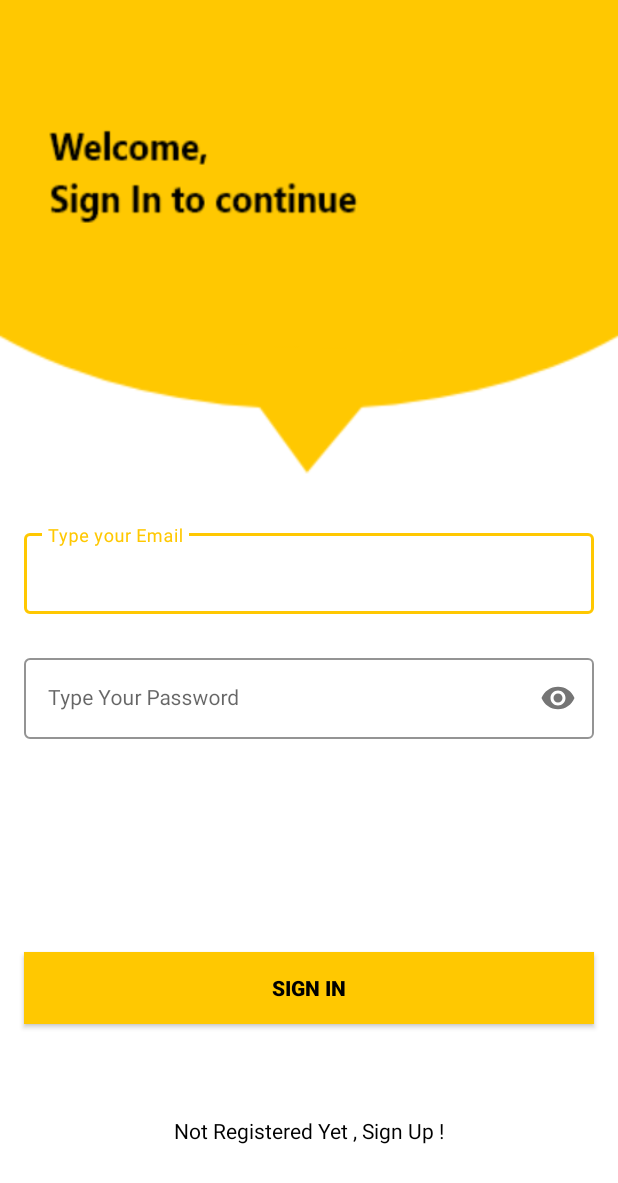
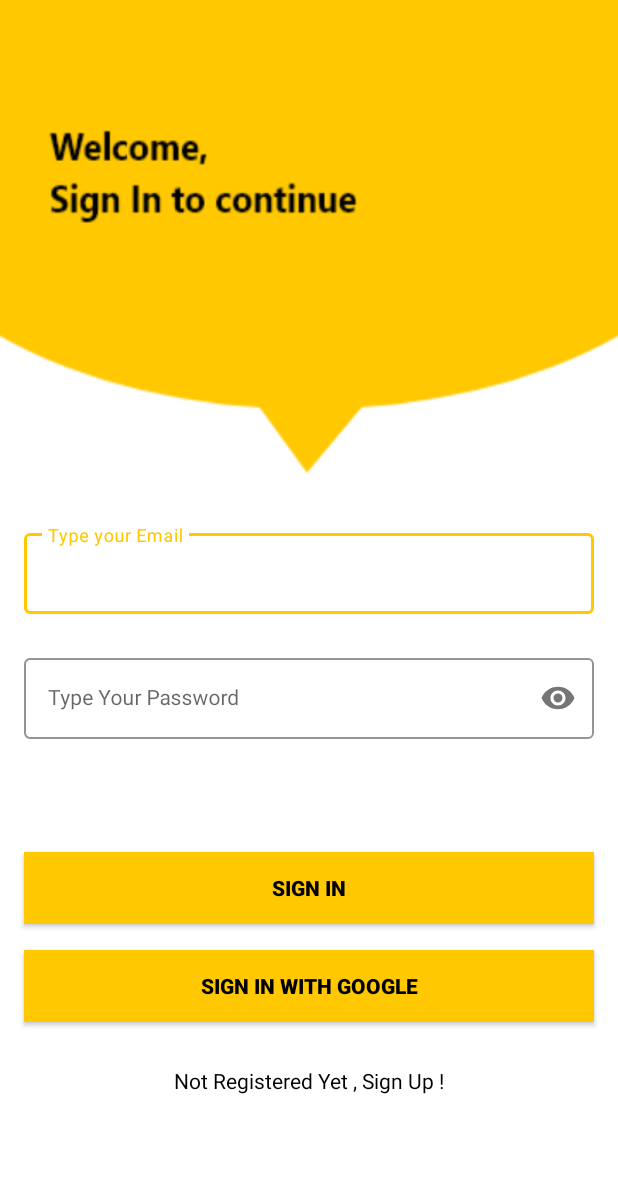
Before and after one commit to chrismargo/firebaseauth, an Android app: the layout activity_sign_in.xml on its own in the app's theme, with its tools: preview values and no code run, on a phone screen of 412 x 824 dp. Shown: the top 1183 px of the screen. Run offline under Robolectric (Android 15) with nearby library versions, the phone set to English and light mode, and no system bars.

Commit message:
added google sign in

```diff
--- a/app/build.gradle
+++ b/app/build.gradle
@@ -44,6 +44,10 @@ dependencies {
     implementation 'com.google.android.material:material:1.7.0'
     implementation 'androidx.constraintlayout:constraintlayout:2.1.4'
     implementation 'com.google.firebase:firebase-auth:21.0.7'
+
+    // Firebase UI
+    implementation 'com.firebaseui:firebase-ui-auth:7.2.0'
+
     testImplementation 'junit:junit:4.13.2'
     androidTestImplementation 'androidx.test.ext:junit:1.1.3'
     androidTestImplementation 'androidx.test.espresso:espresso-core:3.4.0'
--- a/app/src/main/AndroidManifest.xml
+++ b/app/src/main/AndroidManifest.xml
@@ -15,15 +15,15 @@
         android:supportsRtl="true"
         android:theme="@style/Theme.Firebaseauth"
         tools:targetApi="31">
-
+        <activity
+            android:name=".GoogleSignInActivity"
+            android:exported="false" />
         <activity
             android:name=".MainActivity"
             android:exported="false" />
-
         <activity
             android:name=".SignUpActivity"
             android:exported="false" />
-
         <activity
             android:name=".SignInActivity"
             android:exported="true">
--- a/app/src/main/res/layout/activity_sign_in.xml
+++ b/app/src/main/res/layout/activity_sign_in.xml
@@ -65,9 +65,25 @@
         android:textStyle="bold"
         app:layout_constraintBottom_toBottomOf="parent"
         app:layout_constraintEnd_toEndOf="parent"
-        app:layout_constraintHorizontal_bias="0.5"
+        app:layout_constraintHorizontal_bias="0.812"
         app:layout_constraintStart_toStartOf="parent"
-        app:layout_constraintTop_toBottomOf="@+id/passwordLayout" />
+        app:layout_constraintTop_toBottomOf="@+id/passwordLayout"
+        app:layout_constraintVertical_bias="0.267" />
+
+    <androidx.appcompat.widget.AppCompatButton
+        android:id="@+id/buttonGoogle"
+        android:layout_width="0dp"
+        android:layout_height="wrap_content"
+        android:layout_marginHorizontal="16dp"
+        android:background="@color/yellow"
+        android:text="Sign In With Google"
+        android:textColor="@color/black"
+        android:textStyle="bold"
+        app:layout_constraintBottom_toBottomOf="parent"
+        app:layout_constraintEnd_toEndOf="parent"
+        app:layout_constraintStart_toStartOf="parent"
+        app:layout_constraintTop_toBottomOf="@+id/button"
+        app:layout_constraintVertical_bias="0.109" />
 
     <TextView
         android:id="@+id/textView"
--- a/app/src/main/res/values/strings.xml
+++ b/app/src/main/res/values/strings.xml
@@ -1,3 +1,6 @@
 <resources>
     <string name="app_name">firebaseauth</string>
+    <!-- Facebook application ID and custom URL scheme (app ID prefixed by 'fb'). -->
+    <string name="facebook_application_id" translatable="false">YOUR_APP_ID</string>
+    <string name="facebook_login_protocol_scheme" translatable="false">fbYOUR_APP_ID</string>
 </resources>
```
Also changed, not shown: app/src/main/java/com/example/firebaseauth/GoogleSignInActivity.kt (added, +32 -0 lines), app/src/main/java/com/example/firebaseauth/SignInActivity.kt (+82 -0 lines), app/src/main/res/layout/activity_google_sign_in.xml (added, +30 -0 lines).
